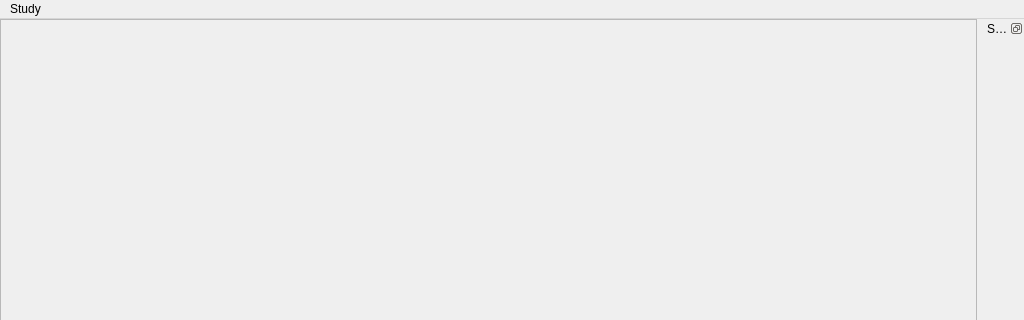
The window that morphologist/gui/ui/main_window.ui (brainvisa/morphologist) describes before a commit, drawn with Qt 5; both pictures show x 0 to 1024 and y 0 to 320 of the 1024 by 768 pixel window.
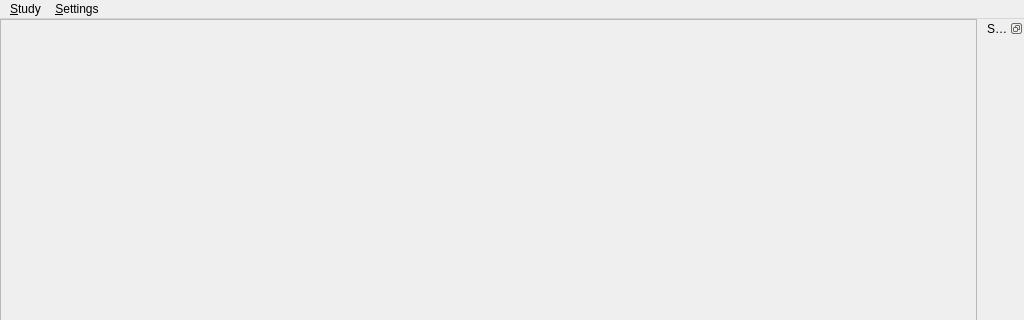
The same window after the commit.

Commit message: ENH: add menu item + dialog to select the number of CPUs used for analyses

The edit to the form file:
```diff
--- a/morphologist/gui/ui/main_window.ui
+++ b/morphologist/gui/ui/main_window.ui
@@ -59,7 +59,7 @@
      <bool>true</bool>
     </property>
     <property name="title">
-     <string>Study</string>
+     <string>&amp;Study</string>
     </property>
     <addaction name="action_new_study"/>
     <addaction name="action_edit_study"/>
@@ -67,7 +67,14 @@
     <addaction name="action_save_study"/>
     <addaction name="action_save_as_study"/>
    </widget>
+   <widget class="QMenu" name="menuConfig">
+    <property name="title">
+     <string>&amp;Settings</string>
+    </property>
+    <addaction name="action_runner_settings"/>
+   </widget>
    <addaction name="menuFile"/>
+   <addaction name="menuConfig"/>
   </widget>
   <widget class="QStatusBar" name="statusbar"/>
   <widget class="QDockWidget" name="runner_widget_dock">
```
Left out of the diff: 8 changed lines with no effect on the pictures. The commit also changes 3 other files.
